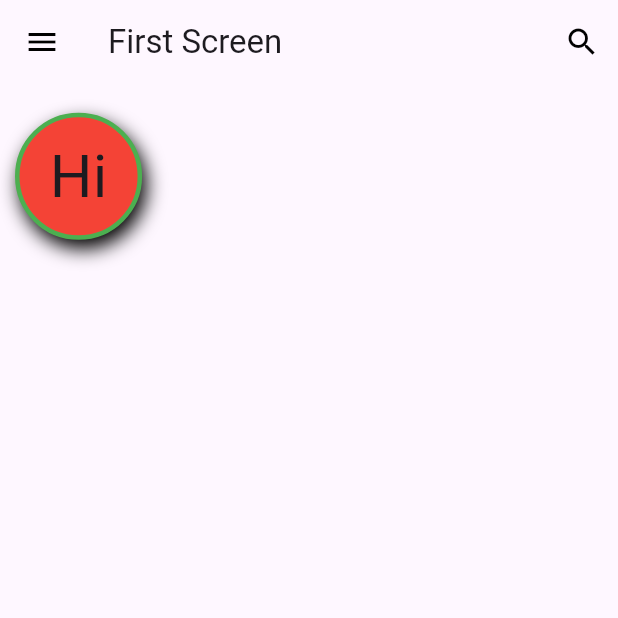
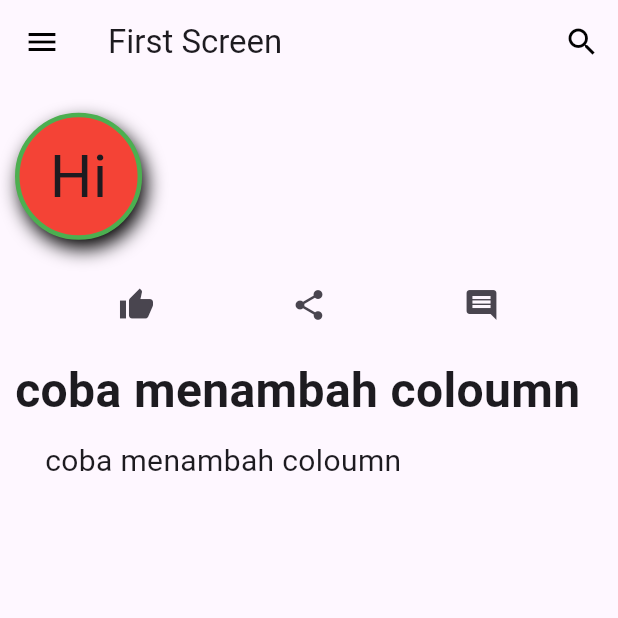
Before and after one commit to Roisull/belajar-flutter-dasar, a Flutter app: the screen it shows after launch, on a phone screen of 412 x 824 dp, the top half of it. Run offline on Flutter 3.47's test engine with Material 3 defaults, Android fonts, the phone set to English and light mode, and no system bars.

Commit message:
progress 7 mengenal column dan row

```diff
--- a/lib/main.dart
+++ b/lib/main.dart
@@ -111,6 +111,7 @@ class FirstScreen extends StatelessWidget {
         ),
       ),
       body: Column(
+        crossAxisAlignment: CrossAxisAlignment.start,
         children: <Widget>[
           Container(
             decoration:  BoxDecoration(
@@ -134,6 +135,48 @@ class FirstScreen extends StatelessWidget {
               style: TextStyle(fontSize: 40),
             ),
           ),
+          Row(
+            mainAxisAlignment: MainAxisAlignment.spaceEvenly,
+            children: <Widget>[
+              IconButton(
+                onPressed: (){
+
+                },
+                icon: const Icon(Icons.thumb_up)
+              ),
+              IconButton(
+                onPressed: (){
+
+                },
+                icon: const Icon(Icons.share)
+              ),
+              IconButton(
+                onPressed: (){
+
+                },
+                icon: const Icon(Icons.comment)
+              ),
+            ],
+          ),
+          Container(
+            margin: const EdgeInsets.all(10),
+            child: const Text(
+              'coba menambah coloumn',
+              style: TextStyle(
+                fontSize: 32,
+                fontWeight: FontWeight.bold
+              ),
+            ),
+          ),
+          Container(
+            margin: const EdgeInsets.only(left: 30.0),
+            child: const Text(
+              'coba menambah coloumn',
+              style: TextStyle(
+                fontSize: 20,
+              ),
+            ),
+          ),
         ],
       ),
     );
```
